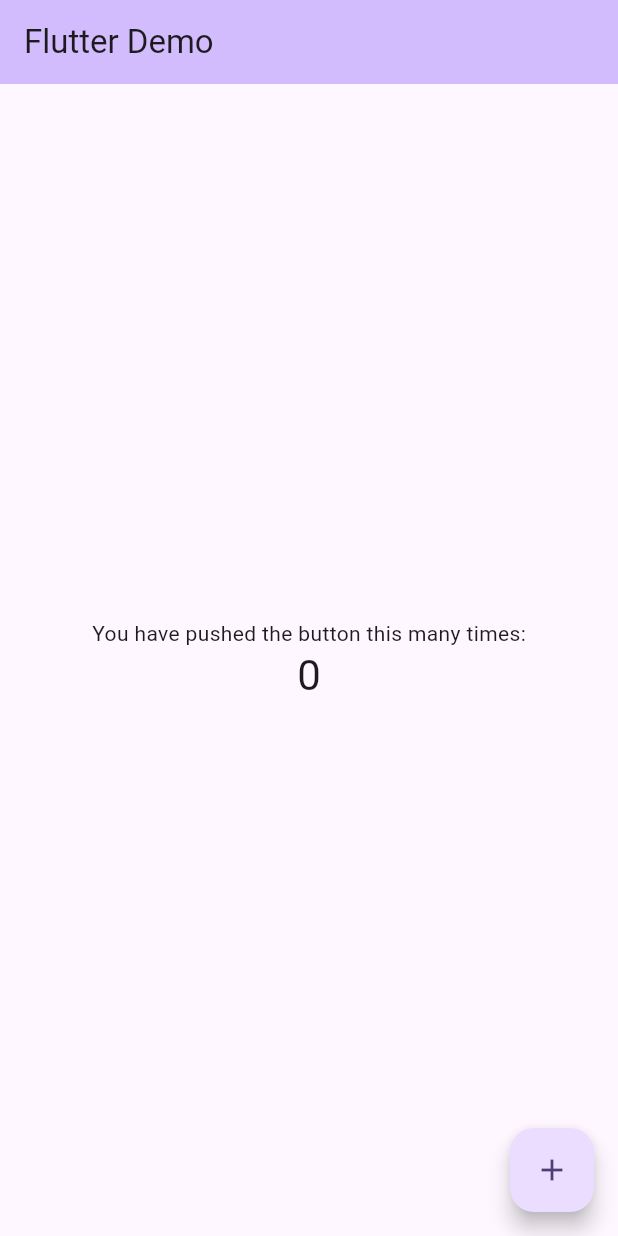
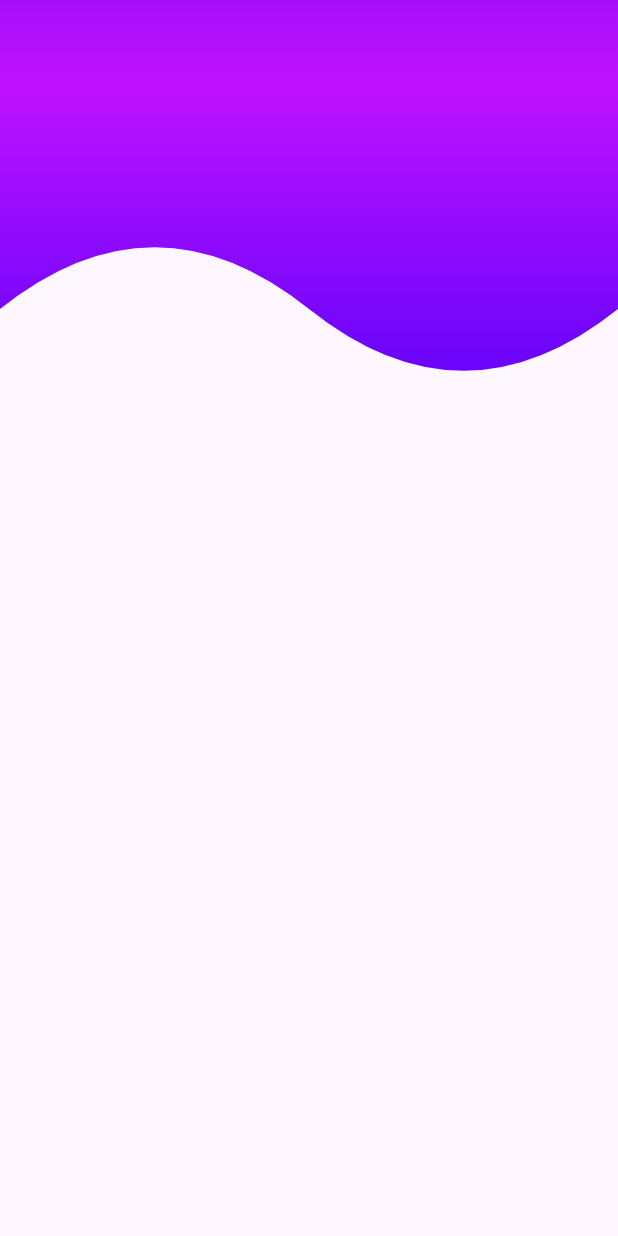
Before and after one commit to AlejandroLealG/Cap_flutter, a Flutter app: the screen it shows after launch, on a phone screen of 412 x 824 dp. Run offline on Flutter 3.47's test engine with Material 3 defaults, Android fonts, the phone set to English and light mode, and no system bars.

Commit message:
widgets de header con diferentes tipos y un poco de gradiente

```diff
--- a/lib/main.dart
+++ b/lib/main.dart
@@ -1,8 +1,7 @@
+import 'package:disenos_app/src/pages/headers_page.dart';
 import 'package:flutter/material.dart';
 
-void main() {
-  runApp(const MyApp());
-}
+void main() => runApp(const MyApp());
 
 class MyApp extends StatelessWidget {
   const MyApp({super.key});
@@ -10,117 +9,10 @@ class MyApp extends StatelessWidget {
   // This widget is the root of your application.
   @override
   Widget build(BuildContext context) {
-    return MaterialApp(
-      title: 'Material app',
+    return const MaterialApp(
+      title: 'Diseños App',
       debugShowCheckedModeBanner: false,
-      theme: ThemeData(
-        // This is the theme of your application.
-        //
-        // TRY THIS: Try running your application with "flutter run". You'll see
-        // the application has a purple toolbar. Then, without quitting the app,
-        // try changing the seedColor in the colorScheme below to Colors.green
-        // and then invoke "hot reload" (save your changes or press the "hot
-        // reload" button in a Flutter-supported IDE, or press "r" if you used
-        // the command line to start the app).
-        //
-        // Notice that the counter didn't reset back to zero; the application
-        // state is not lost during the reload. To reset the state, use hot
-        // restart instead.
-        //
-        // This works for code too, not just values: Most code changes can be
-        // tested with just a hot reload.
-        colorScheme: ColorScheme.fromSeed(seedColor: Colors.deepPurple),
-        useMaterial3: true,
-      ),
-      home: const MyHomePage(title: 'Flutter Demo'),
+      home: HeadersPage(),
     );
   }
 }
-
-class MyHomePage extends StatefulWidget {
-  const MyHomePage({super.key, required this.title});
-
-  // This widget is the home page of your application. It is stateful, meaning
-  // that it has a State object (defined below) that contains fields that affect
-  // how it looks.
-
-  // This class is the configuration for the state. It holds the values (in this
-  // case the title) provided by the parent (in this case the App widget) and
-  // used by the build method of the State. Fields in a Widget subclass are
-  // always marked "final".
-
-  final String title;
-
-  @override
-  State<MyHomePage> createState() => _MyHomePageState();
-}
-
-class _MyHomePageState extends State<MyHomePage> {
-  int _counter = 0;
-
-  void _incrementCounter() {
-    setState(() {
-      // This call to setState tells the Flutter framework that something has
-      // changed in this State, which causes it to rerun the build method below
-      // so that the display can reflect the updated values. If we changed
-      // _counter without calling setState(), then the build method would not be
-      // called again, and so nothing would appear to happen.
-      _counter++;
-    });
-  }
-
-  @override
-  Widget build(BuildContext context) {
-    // This method is rerun every time setState is called, for instance as done
-    // by the _incrementCounter method above.
-    //
-    // The Flutter framework has been optimized to make rerunning build methods
-    // fast, so that you can just rebuild anything that needs updating rather
-    // than having to individually change instances of widgets.
-    return Scaffold(
-      appBar: AppBar(
-        // TRY THIS: Try changing the color here to a specific color (to
-        // Colors.amber, perhaps?) and trigger a hot reload to see the AppBar
-        // change color while the other colors stay the same.
-        backgroundColor: Theme.of(context).colorScheme.inversePrimary,
-        // Here we take the value from the MyHomePage object that was created by
-        // the App.build method, and use it to set our appbar title.
-        title: Text(widget.title),
-      ),
-      body: Center(
-        // Center is a layout widget. It takes a single child and positions it
-        // in the middle of the parent.
-        child: Column(
-          // Column is also a layout widget. It takes a list of children and
-          // arranges them vertically. By default, it sizes itself to fit its
-          // children horizontally, and tries to be as tall as its parent.
-          //
-          // Column has various properties to control how it sizes itself and
-          // how it positions its children. Here we use mainAxisAlignment to
-          // center the children vertically; the main axis here is the vertical
-          // axis because Columns are vertical (the cross axis would be
-          // horizontal).
-          //
-          // TRY THIS: Invoke "debug painting" (choose the "Toggle Debug Paint"
-          // action in the IDE, or press "p" in the console), to see the
-          // wireframe for each widget.
-          mainAxisAlignment: MainAxisAlignment.center,
-          children: <Widget>[
-            const Text(
-              'You have pushed the button this many times:',
-            ),
-            Text(
-              '$_counter',
-              style: Theme.of(context).textTheme.headlineMedium,
-            ),
-          ],
-        ),
-      ),
-      floatingActionButton: FloatingActionButton(
-        onPressed: _incrementCounter,
-        tooltip: 'Increment',
-        child: const Icon(Icons.add),
-      ), // This trailing comma makes auto-formatting nicer for build methods.
-    );
-  }
-}
--- /dev/null
+++ b/lib/src/pages/headers_page.dart
@@ -0,0 +1,13 @@
+import 'package:disenos_app/src/widgets/headers.dart';
+import 'package:flutter/material.dart';
+
+class HeadersPage extends StatelessWidget {
+  const HeadersPage({super.key});
+
+  @override
+  Widget build(BuildContext context) {
+    return const Scaffold(
+      body: HeaderWavesGradient(),
+    );
+  }
+}
```
Also changed, not shown: lib/src/widgets/headers.dart (added, +317 -0 lines).
